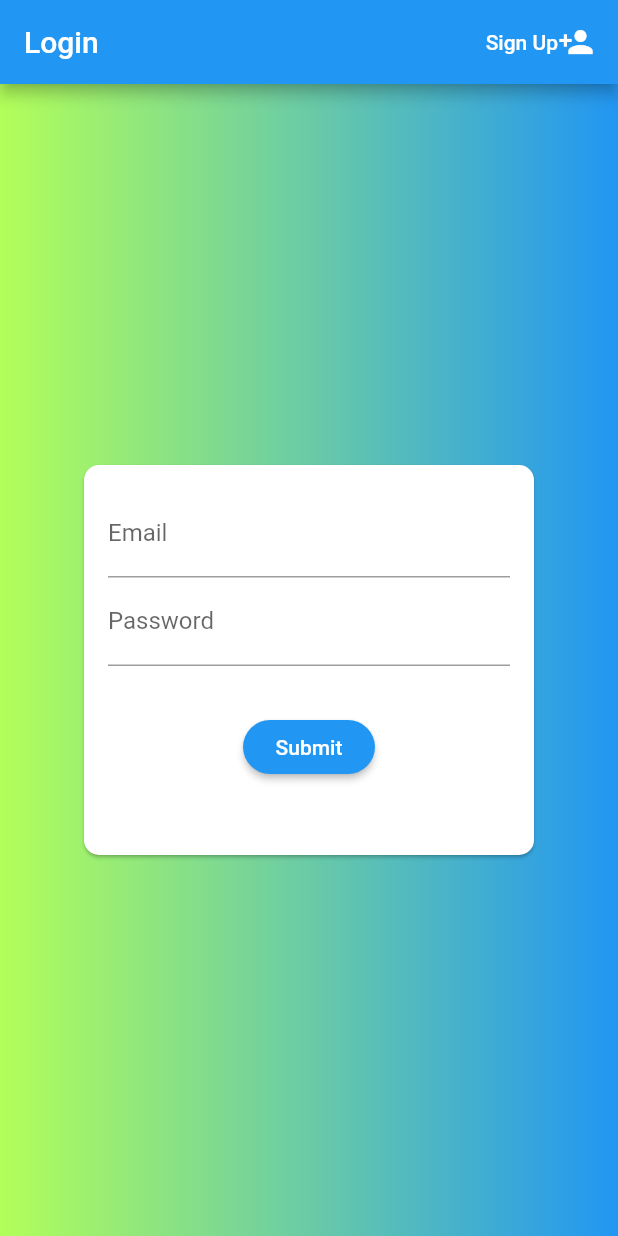
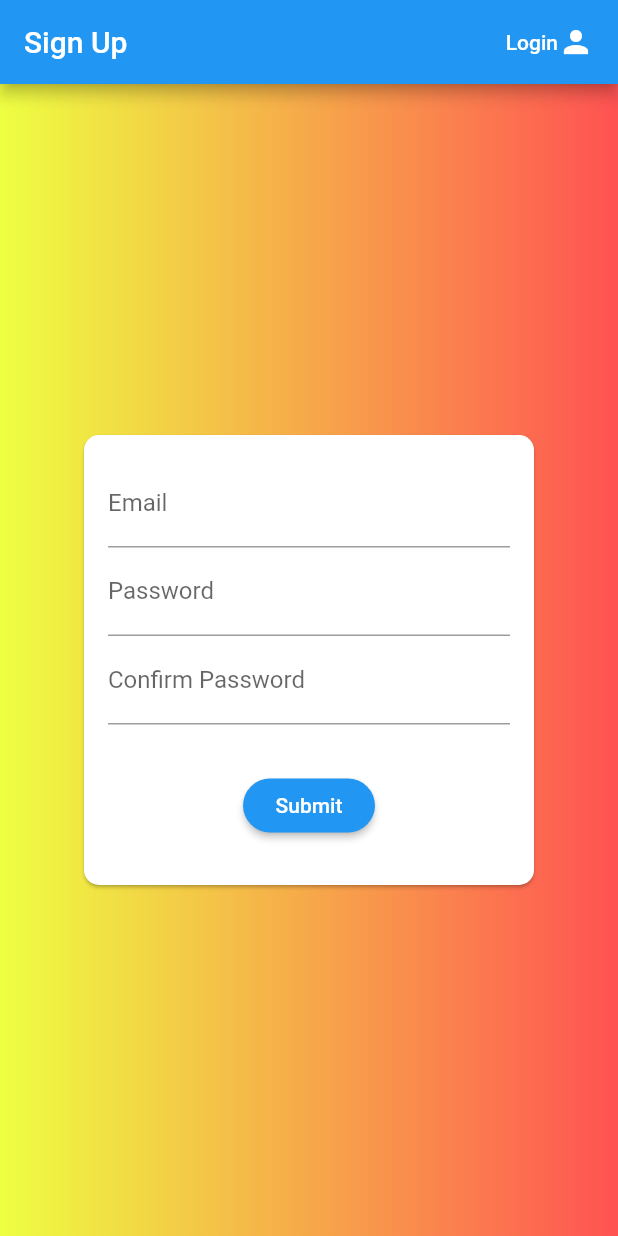
Before and after one commit to hakiminazli/Registration_Form-covid-19-Tracker, a Flutter app: the screen it shows after launch, on a phone screen of 412 x 824 dp. Run offline on Flutter 3.47's test engine with Material 2 defaults, Android fonts, the light colour scheme and no system bars.

Commit message:
minor changes

```diff
--- a/lib/main.dart
+++ b/lib/main.dart
@@ -10,11 +10,12 @@ class MyApp extends StatelessWidget {
   @override
   Widget build(BuildContext context) {
     return MaterialApp(
-      title: 'Login App',
+      title: 'COVID-19 Tracker',
       theme: ThemeData(
         primaryColor: Colors.blue,
       ),
-      home: LoginScreen(),
+      home: SignupScreen(),
+
       routes: {
         SignupScreen.routeName: (ctx) => SignupScreen(),
         LoginScreen.routeName: (ctx) => LoginScreen(),
--- a/lib/screens/signup_screen.dart
+++ b/lib/screens/signup_screen.dart
@@ -21,6 +21,7 @@ class _SignupScreenState extends State<SignupScreen> {
   Widget build(BuildContext context) {
     return Scaffold(
       appBar: AppBar(
+
         title: Text('Sign Up'),
 
         actions: <Widget>[
--- a/pubspec.yaml
+++ b/pubspec.yaml
@@ -45,9 +45,9 @@ flutter:
   uses-material-design: true
 
   # To add assets to your application, add an assets section, like this:
-  # assets:
-  #   - images/a_dot_burr.jpeg
-  #   - images/a_dot_ham.jpeg
+  assets:
+    - assets/C-19_Logo-removebg-preview.png
+
 
   # An image asset can refer to one or more resolution-specific "variants", see
   # https://flutter.dev/assets-and-images/#resolution-aware.
```
Also changed, not shown: assets/C-19_Logo-removebg-preview.png (added).
